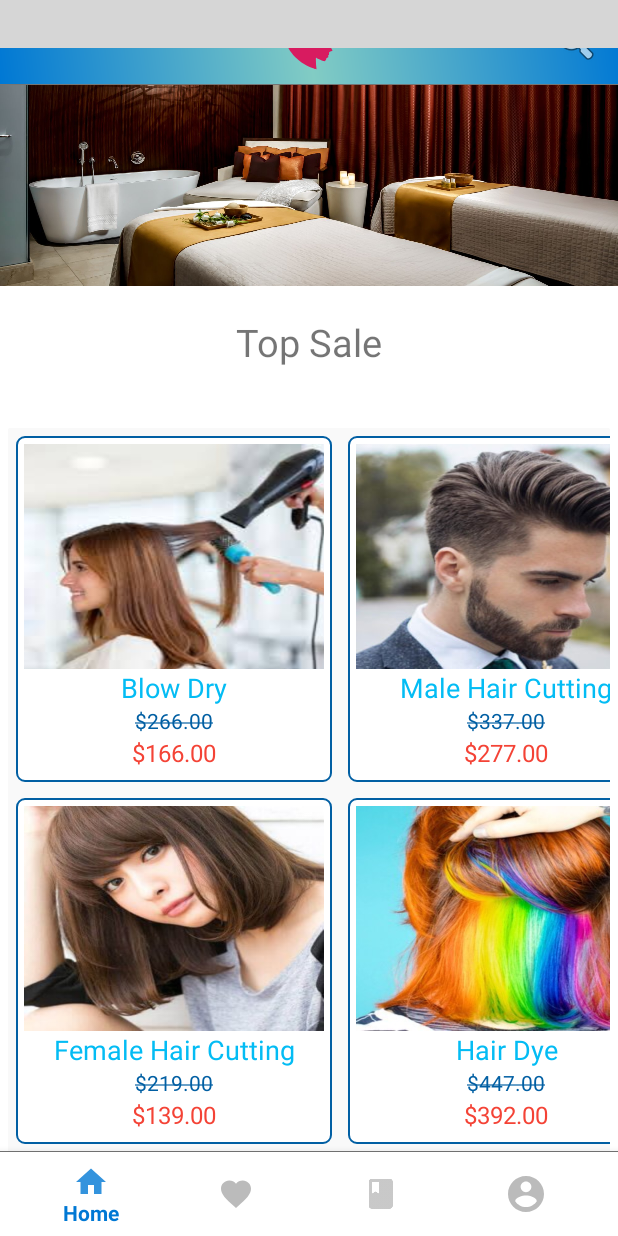
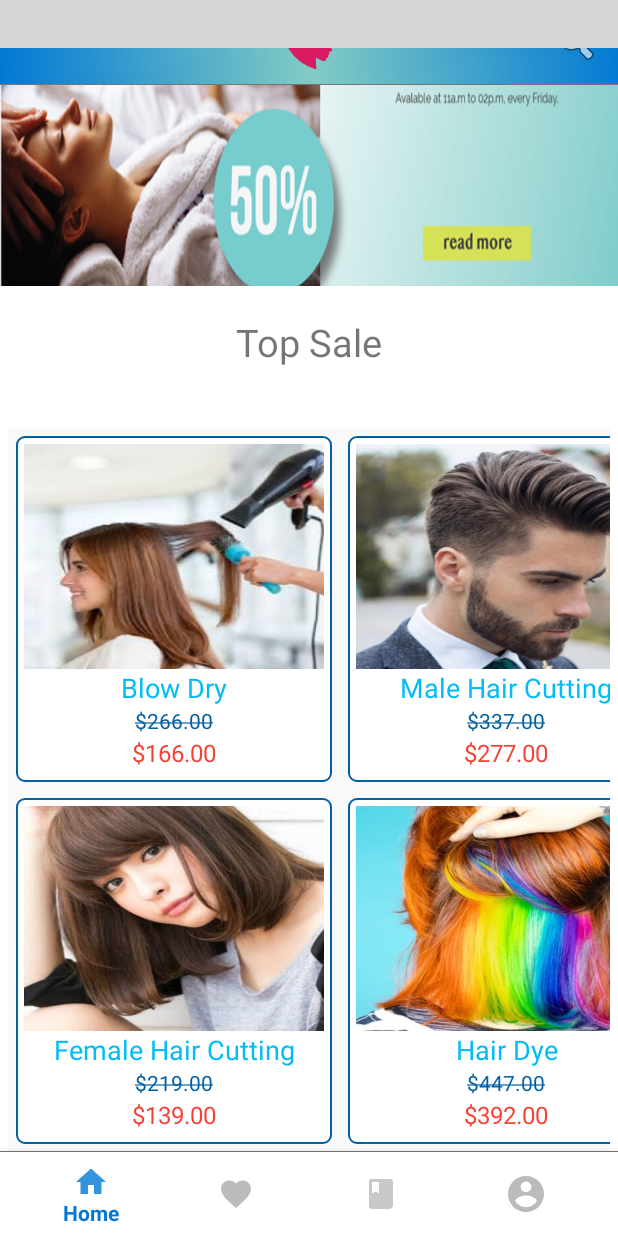
Before and after one commit to danh-luong/HCI_SpaBooking_Mobile, an Android app: the screen it shows after launch (MainActivity), on a phone screen of 412 x 824 dp. Run offline under Robolectric (Android 15) with nearby library versions, the phone set to English and light mode, and no system bars; libraries missing offline, so code that uses them is left out: com.miguelcatalan.materialsearchview; plain views replace MaterialSearchView; Roboto replaces fonts that are not available here; 2 statements that could not run were skipped; grey boxes are pictures that could not be loaded.

Commit message:
Update slide show

```diff
--- a/RosieBeauty/app/src/main/java/rosie/com/rosiebeauty/Adapter/MultiViewTypeAdapter.java
+++ b/RosieBeauty/app/src/main/java/rosie/com/rosiebeauty/Adapter/MultiViewTypeAdapter.java
@@ -235,7 +235,7 @@ public class MultiViewTypeAdapter extends RecyclerView.Adapter {
         if (object != null) {
             switch (object.type) {
                 case MultiViewModel.TYPE_SLIDESHOW:
-                    ((SlideshowTypeViewHolder) holder).imgSlideshow.setBackgroundResource(R.drawable.slideshow1);
+                    ((SlideshowTypeViewHolder) holder).imgSlideshow.setBackgroundResource(R.drawable.slide_show0);
                     ((SlideshowTypeViewHolder) holder).imgSlideshow.setAdapter(new SlideshowAdapter(mContext));
                     TimerTask timerTask = new TimerTask() {
                         @Override
--- a/RosieBeauty/app/src/main/java/rosie/com/rosiebeauty/CategoryServices.java
+++ b/RosieBeauty/app/src/main/java/rosie/com/rosiebeauty/CategoryServices.java
@@ -84,7 +84,7 @@ public class CategoryServices extends Fragment {
         MultiViewModel gridViewModel = null;
         for (int i = 0; i < activity_names.length; i++) {
             if (i == 0) {
-                gridViewModel = new MultiViewModel(MultiViewModel.TYPE_SLIDESHOW, "", R.drawable.slideshow1);
+                gridViewModel = new MultiViewModel(MultiViewModel.TYPE_SLIDESHOW, "", R.drawable.slide_show0);
                 gridViewModelArrayList.add(gridViewModel);
             } else {
             gridViewModel = new MultiViewModel(MultiViewModel.TYPE_IMAGE_WITH_TEXT, activity_names[i], icons[i]);
--- a/RosieBeauty/app/src/main/java/rosie/com/rosiebeauty/HomeFragment.java
+++ b/RosieBeauty/app/src/main/java/rosie/com/rosiebeauty/HomeFragment.java
@@ -103,7 +103,7 @@ public class HomeFragment extends Fragment {
             if (i == 0) {
                 gridViewModel = new MultiViewModel(MultiViewModel.TYPE_SECTION_TITLE, "Hot Deals");
                 gridViewModelArrayList.add(gridViewModel);
-                gridViewModel = new MultiViewModel(MultiViewModel.TYPE_SLIDESHOW, "", R.drawable.slideshow1);
+                gridViewModel = new MultiViewModel(MultiViewModel.TYPE_SLIDESHOW, "", R.drawable.slide_show0);
                 gridViewModelArrayList.add(gridViewModel);
                 gridViewModel = new MultiViewModel(MultiViewModel.TYPE_SECTION_TITLE, "Top Sale");
                 gridViewModelArrayList.add(gridViewModel);
--- a/RosieBeauty/app/src/main/java/rosie/com/rosiebeauty/SlideshowAdapter.java
+++ b/RosieBeauty/app/src/main/java/rosie/com/rosiebeauty/SlideshowAdapter.java
@@ -18,11 +18,13 @@ public class SlideshowAdapter extends PagerAdapter {
 
     public int[] images = {
             R.drawable.slide_show0,
-            R.drawable.slideshow1,
-            R.drawable.slideshow2,
-            R.drawable.slideshow3,
-            R.drawable.slideshow4,
-            R.drawable.slideshow5
+            R.drawable.slide_show01,
+            R.drawable.slide_show02,
+            R.drawable.slide_show03,
+            R.drawable.slide_show0,
+            R.drawable.slide_show01,
+            R.drawable.slide_show02,
+            R.drawable.slide_show03,
     };
 
     public SlideshowAdapter(Context context) {
--- a/RosieBeauty/app/src/main/res/layout/image_with_title.xml
+++ b/RosieBeauty/app/src/main/res/layout/image_with_title.xml
@@ -21,7 +21,7 @@
             android:clickable="false"
             android:scaleType="fitXY"
             android:background="@drawable/imageview_home"
-            android:src="@drawable/slideshow1" />
+            android:src="@drawable/slide_show0" />
 
         <TextView
             android:id="@+id/txtTitle"
--- a/RosieBeauty/app/src/main/res/layout/slideshow_swipe.xml
+++ b/RosieBeauty/app/src/main/res/layout/slideshow_swipe.xml
@@ -8,7 +8,7 @@
             android:layout_width="match_parent"
             android:layout_height="250dp"
             android:id="@+id/imageSlideshow"
-            android:src="@drawable/slideshow1"
+            android:src="@drawable/slide_show0"
             android:scaleType="fitXY"
             android:contentDescription="Spa Slideshow"/>
 
```
Also changed, not shown: RosieBeauty/app/src/main/res/drawable/slide_show01.png (added), RosieBeauty/app/src/main/res/drawable/slide_show02.png (added), RosieBeauty/app/src/main/res/drawable/slide_show03.png (added), RosieBeauty/app/src/main/res/drawable/slideshow1.jpeg (deleted), RosieBeauty/app/src/main/res/drawable/slideshow2.jpg (deleted), RosieBeauty/app/src/main/res/drawable/slideshow3.jpeg (deleted), RosieBeauty/app/src/main/res/drawable/slideshow4.jpg (deleted), RosieBeauty/app/src/main/res/drawable/slideshow5.jpg (deleted).
